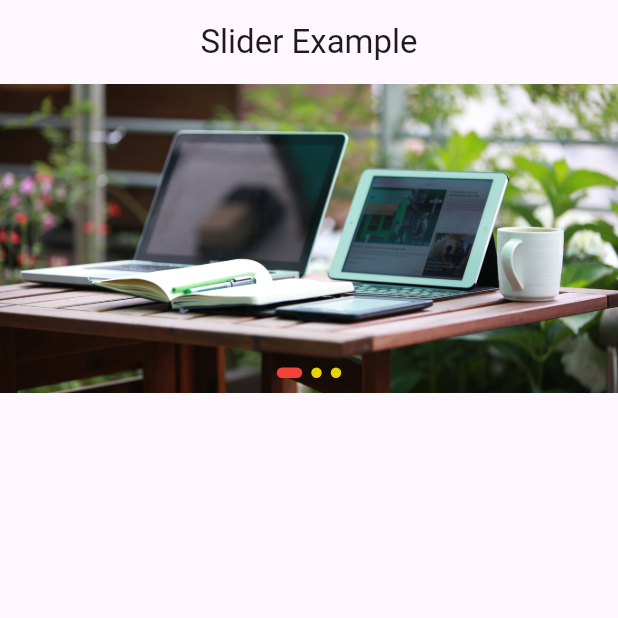
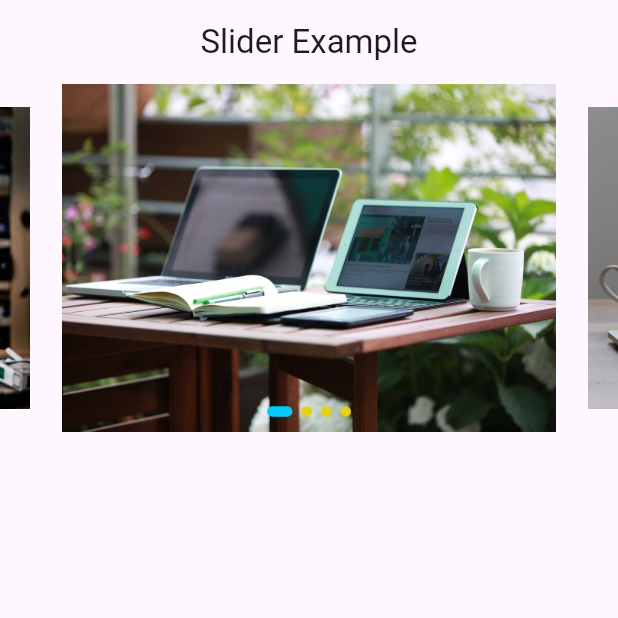
Before and after one commit to tnilesh13/ImageSliderFlutter, a Flutter app: the screen it shows after launch, on a phone screen of 412 x 824 dp, the top half of it. Run offline on Flutter 3.47's test engine with Material 3 defaults, Android fonts, the phone set to English and light mode, and no system bars; drawn by our look-alikes of carousel_slider.

Commit message:
Image Slider animation added

```diff
--- a/lib/image_slider/image_slider.dart
+++ b/lib/image_slider/image_slider.dart
@@ -12,6 +12,7 @@ class _ImageSliderState extends State<ImageSlider> {
     {"id": 1, "image_path": "assets/images/1.jpg"},
     {"id": 2, "image_path": "assets/images/2.jpg"},
     {"id": 3, "image_path": "assets/images/3.jpg"},
+    {"id": 4, "image_path": "assets/images/4.jpg"},
   ];
   final CarouselController carouselController = CarouselController();
 
@@ -39,11 +40,14 @@ class _ImageSliderState extends State<ImageSlider> {
                       .toList(),
                   carouselController: carouselController,
                   options: CarouselOptions(
-
-                      scrollPhysics: FixedExtentScrollPhysics(),
+                      // height: 180.0,
+                      enlargeCenterPage: true,
                       autoPlay: true,
-                      aspectRatio: 2,
-                      viewportFraction: 1,
+                      aspectRatio: 16 / 9,
+                      autoPlayCurve: Curves.fastOutSlowIn,
+                      enableInfiniteScroll: true,
+                      viewportFraction: 0.8,
+                      autoPlayAnimationDuration: Duration(milliseconds: 800),
                       onPageChanged: (index, reason) {
                         setState(() {
                           currentIndex = index;
@@ -63,12 +67,13 @@ class _ImageSliderState extends State<ImageSlider> {
                             carouselController.animateToPage(entry.key),
                         child: Container(
                           width: currentIndex == entry.key ? 17 : 7,
-                          height: 7.0,
+                          height: 7,
+                          // height: 7.0,
                           margin: const EdgeInsets.symmetric(horizontal: 3.0),
                           decoration: BoxDecoration(
                             borderRadius: BorderRadius.circular(10),
                             color: currentIndex == entry.key
-                                ? Colors.red
+                                ? Color.fromARGB(255, 0, 204, 255)
                                 : Color.fromARGB(255, 231, 209, 9),
                           ),
                         ),
@@ -80,3 +85,7 @@ class _ImageSliderState extends State<ImageSlider> {
         ]));
   }
 }
+                      // scrollPhysics: BouncingScrollPhysics(),
+                      // autoPlay: true,
+                      // aspectRatio: 2,
+                      // viewportFraction: 1,
```
Also changed, not shown: assets/images/4.jpg (added).
